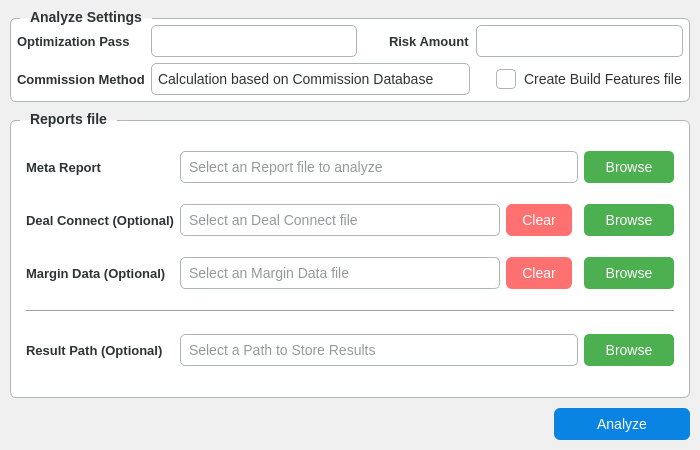
Before: the Qt Designer form source/ui/views/main_window.ui in CtrlAltDevelop/year_crossover_analytics, drawn with Qt 5.
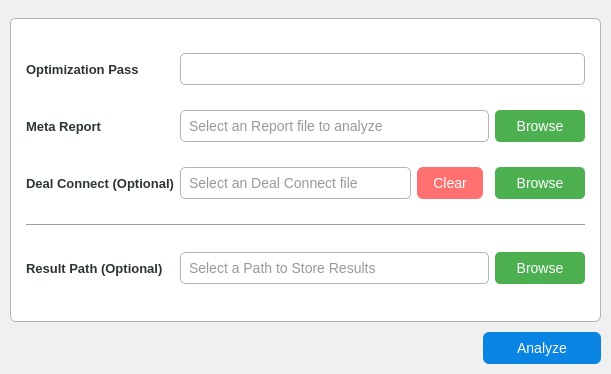
After: the same form once the commit is applied. Icons and pictures are not drawn.

The edit to the form file:
```diff
--- a/source/ui/views/main_window.ui
+++ b/source/ui/views/main_window.ui
@@ -9,14 +9,14 @@
    <rect>
     <x>0</x>
     <y>0</y>
-    <width>700</width>
-    <height>450</height>
+    <width>611</width>
+    <height>374</height>
    </rect>
   </property>
   <property name="minimumSize">
    <size>
-    <width>700</width>
-    <height>450</height>
+    <width>600</width>
+    <height>300</height>
    </size>
   </property>
   <property name="maximumSize">
@@ -273,7 +273,7 @@
        <number>0</number>
       </property>
       <widget class="QWidget" name="page">
-       <layout class="QVBoxLayout" name="verticalLayout" stretch="0,5,0,1">
+       <layout class="QVBoxLayout" name="verticalLayout" stretch="5,0,1">
         <property name="spacing">
          <number>0</number>
         </property>
@@ -289,163 +289,13 @@
         <property name="bottomMargin">
          <number>10</number>
         </property>
-        <item>
-         <widget class="QGroupBox" name="groupBox_2">
-          <property name="title">
-           <string>Analyze Settings</string>
-          </property>
-          <layout class="QGridLayout" name="gridLayout_2">
-           <property name="leftMargin">
-            <number>0</number>
-           </property>
-           <property name="topMargin">
-            <number>0</number>
-           </property>
-           <property name="rightMargin">
-            <number>0</number>
-           </property>
-           <property name="bottomMargin">
-            <number>0</number>
-           </property>
-           <item row="1" column="4">
-            <widget class="QCheckBox" name="checkBox">
-             <property name="styleSheet">
-              <string notr="true"/>
-             </property>
-             <property name="text">
-              <string>Create Build Features file</string>
-             </property>
-             <property name="checkable">
-              <bool>true</bool>
-             </property>
-             <property name="checked">
-              <bool>false</bool>
-             </property>
-             <property name="tristate">
-              <bool>false</bool>
-             </property>
-            </widget>
-           </item>
-           <item row="0" column="1">
-            <widget class="QLineEdit" name="lineEdit_5">
-             <property name="focusPolicy">
-              <enum>Qt::FocusPolicy::StrongFocus</enum>
-             </property>
-            </widget>
-           </item>
-           <item row="0" column="3">
-            <widget class="QLabel" name="label_6">
-             <property name="text">
-              <string>Risk Amount</string>
-             </property>
-            </widget>
-           </item>
-           <item row="1" column="1" colspan="3">
-            <widget class="QComboBox" name="comboBox">
-             <property name="styleSheet">
-              <string notr="true"/>
-             </property>
-             <item>
-              <property name="text">
-               <string>Calculation based on Commission Database</string>
-              </property>
-             </item>
-             <item>
-              <property name="text">
-               <string>Read from the ReportTester file</string>
-              </property>
-             </item>
-            </widget>
-           </item>
-           <item row="1" column="0">
-            <widget class="QLabel" name="label_7">
-             <property name="text">
-              <string>Commission Method</string>
-             </property>
-            </widget>
-           </item>
-           <item row="0" column="0">
-            <widget class="QLabel" name="label_4">
-             <property name="text">
-              <string>Optimization Pass</string>
-             </property>
-            </widget>
-           </item>
-           <item row="0" column="4">
-            <widget class="QLineEdit" name="lineEdit_6">
-             <property name="focusPolicy">
-              <enum>Qt::FocusPolicy::StrongFocus</enum>
-             </property>
-             <property name="cursorMoveStyle">
-              <enum>Qt::CursorMoveStyle::VisualMoveStyle</enum>
-             </property>
-            </widget>
-           </item>
-           <item row="0" column="2">
-            <spacer name="horizontalSpacer_3">
-             <property name="orientation">
-              <enum>Qt::Orientation::Horizontal</enum>
-             </property>
-             <property name="sizeType">
-              <enum>QSizePolicy::Policy::Maximum</enum>
-             </property>
-             <property name="sizeHint" stdset="0">
-              <size>
-               <width>20</width>
-               <height>20</height>
-              </size>
-             </property>
-            </spacer>
-           </item>
-          </layout>
-         </widget>
-        </item>
         <item>
          <widget class="QGroupBox" name="groupBox">
           <property name="title">
-           <string>Reports file</string>
+           <string/>
           </property>
-          <layout class="QGridLayout" name="gridLayout" rowstretch="0,0,0,0,0,0">
-           <item row="1" column="2">
-            <widget class="QLabel" name="label">
-             <property name="text">
-              <string>Meta Report</string>
-             </property>
-            </widget>
-           </item>
-           <item row="1" column="3" colspan="3">
-            <widget class="QLineEdit" name="lineEdit">
-             <property name="enabled">
-              <bool>true</bool>
-             </property>
-             <property name="focusPolicy">
-              <enum>Qt::FocusPolicy::NoFocus</enum>
-             </property>
-             <property name="inputMask">
-              <string/>
-             </property>
-             <property name="text">
-              <string/>
-             </property>
-             <property name="readOnly">
-              <bool>true</bool>
-             </property>
-             <property name="placeholderText">
-              <string>Select an Report file to analyze</string>
-             </property>
-             <property name="clearButtonEnabled">
-              <bool>false</bool>
-             </property>
-            </widget>
-           </item>
-           <item row="5" column="2">
-            <widget class="QLabel" name="label_5">
-             <property name="text">
-              <string>Result Path (Optional)</string>
-             </property>
-            </widget>
-           </item>
-           <item row="5" column="3" colspan="3">
+          <layout class="QGridLayout" name="gridLayout" rowstretch="0,0,0,0,0">
+           <item row="4" column="3" colspan="3">
             <widget class="QLineEdit" name="lineEdit_4">
              <property name="focusPolicy">
               <enum>Qt::FocusPolicy::NoFocus</enum>
@@ -458,61 +308,6 @@
              </property>
             </widget>
            </item>
-           <item row="3" column="6">
-            <widget class="QPushButton" name="pushButton_4">
-             <property name="focusPolicy">
-              <enum>Qt::FocusPolicy::NoFocus</enum>
-             </property>
-             <property name="text">
-              <string>Browse</string>
-             </property>
-            </widget>
-           </item>
-           <item row="3" column="3">
-            <widget class="QLineEdit" name="lineEdit_3">
-             <property name="enabled">
-              <bool>true</bool>
-             </property>
-             <property name="focusPolicy">
-              <enum>Qt::FocusPolicy::NoFocus</enum>
-             </property>
-             <property name="frame">
-              <bool>true</bool>
-             </property>
-             <property name="readOnly">
-              <bool>true</bool>
-             </property>
-             <property name="placeholderText">
-              <string>Select an Margin Data file</string>
-             </property>
-            </widget>
-           </item>
-           <item row="2" column="3">
-            <widget class="QLineEdit" name="lineEdit_2">
-             <property name="enabled">
-              <bool>true</bool>
-             </property>
-             <property name="focusPolicy">
-              <enum>Qt::FocusPolicy::NoFocus</enum>
-             </property>
-             <property name="readOnly">
-              <bool>true</bool>
-             </property>
-             <property name="placeholderText">
-              <string>Select an Deal Connect file</string>
-             </property>
-            </widget>
-           </item>
-           <item row="5" column="6">
-            <widget class="QPushButton" name="pushButton_7">
-             <property name="focusPolicy">
-              <enum>Qt::FocusPolicy::NoFocus</enum>
-             </property>
-             <property name="text">
-              <string>Browse</string>
-             </property>
-            </widget>
-           </item>
            <item row="2" column="2">
             <widget class="QLabel" name="label_3">
              <property name="text">
@@ -520,10 +315,39 @@
              </property>
             </widget>
            </item>
-           <item row="3" column="2">
-            <widget class="QLabel" name="label_2">
+           <item row="2" column="4">
+            <widget class="QPushButton" name="pushButton_8">
+             <property name="styleSheet">
+              <string notr="true">QPushButton {
+    background-color: #ff7070;
+    color: #ffffff;
+    border: none;
+    font-size: 14px;
+    font-family: &quot;Segoe UI&quot;, Arial, sans-serif;
+    border-radius: 6px;
+}
+
+QPushButton:hover {
+    background-color: #c40808;
+}
+
+QPushButton:pressed {
+    background-color: #9f0606;
+}
+
+QPushButton:focus {
+    border: 1px solid #ff7474;
+}</string>
+             </property>
              <property name="text">
-              <string>Margin Data (Optional)</string>
+              <string>Clear</string>
+             </property>
+            </widget>
+           </item>
+           <item row="4" column="2">
+            <widget class="QLabel" name="label_5">
+             <property name="text">
+              <string>Result Path (Optional)</string>
              </property>
             </widget>
            </item>
@@ -537,13 +361,45 @@
              </property>
             </widget>
            </item>
-           <item row="4" column="2" colspan="5">
+           <item row="3" column="2" colspan="5">
             <widget class="Line" name="line">
              <property name="orientation">
               <enum>Qt::Orientation::Horizontal</enum>
              </property>
             </widget>
            </item>
+           <item row="1" column="2">
+            <widget class="QLabel" name="label">
+             <property name="text">
+              <string>Meta Report</string>
+             </property>
+            </widget>
+           </item>
+           <item row="1" column="3" colspan="3">
+            <widget class="QLineEdit" name="lineEdit">
+             <property name="enabled">
+              <bool>true</bool>
+             </property>
+             <property name="focusPolicy">
+              <enum>Qt::FocusPolicy::NoFocus</enum>
+             </property>
+             <property name="inputMask">
+              <string/>
+             </property>
+             <property name="text">
+              <string/>
+             </property>
+             <property name="readOnly">
+              <bool>true</bool>
+             </property>
+             <property name="placeholderText">
+              <string>Select an Report file to analyze</string>
+             </property>
+             <property name="clearButtonEnabled">
+              <bool>false</bool>
+             </property>
+            </widget>
+           </item>
            <item row="1" column="6">
             <widget class="QPushButton" name="pushButton_2">
              <property name="sizePolicy">
@@ -572,61 +428,43 @@
              </property>
             </widget>
            </item>
-           <item row="3" column="4">
-            <widget class="QPushButton" name="pushButton_9">
-             <property name="styleSheet">
-              <string notr="true">QPushButton {
-    background-color: #ff7070;
-    color: #ffffff;
-    border: none;
-    font-size: 14px;
-    font-family: &quot;Segoe UI&quot;, Arial, sans-serif;
-    border-radius: 6px;
-}
-
-QPushButton:hover {
-    background-color: #c40808;
-}
-
-QPushButton:pressed {
-    background-color: #9f0606;
-}
-
-QPushButton:focus {
-    border: 1px solid #ff7474;
-}</string>
+           <item row="2" column="3">
+            <widget class="QLineEdit" name="lineEdit_2">
+             <property name="enabled">
+              <bool>true</bool>
              </property>
-             <property name="text">
-              <string>Clear</string>
+             <property name="focusPolicy">
+              <enum>Qt::FocusPolicy::NoFocus</enum>
              </property>
+             <property name="readOnly">
+              <bool>true</bool>
+             </property>
+             <property name="placeholderText">
+              <string>Select an Deal Connect file</string>
+             </property>
             </widget>
            </item>
-           <item row="2" column="4">
-            <widget class="QPushButton" name="pushButton_8">
-             <property name="styleSheet">
-              <string notr="true">QPushButton {
-    background-color: #ff7070;
-    color: #ffffff;
-    border: none;
-    font-size: 14px;
-    font-family: &quot;Segoe UI&quot;, Arial, sans-serif;
-    border-radius: 6px;
-}
-
-QPushButton:hover {
-    background-color: #c40808;
-}
-
-QPushButton:pressed {
-    background-color: #9f0606;
-}
-
-QPushButton:focus {
-    border: 1px solid #ff7474;
-}</string>
+           <item row="4" column="6">
+            <widget class="QPushButton" name="pushButton_7">
+             <property name="focusPolicy">
+              <enum>Qt::FocusPolicy::NoFocus</enum>
              </property>
              <property name="text">
-              <string>Clear</string>
+              <string>Browse</string>
+             </property>
+            </widget>
+           </item>
+           <item row="0" column="2">
+            <widget class="QLabel" name="label_4">
+             <property name="text">
+              <string>Optimization Pass</string>
+             </property>
+            </widget>
+           </item>
+           <item row="0" column="3" colspan="4">
+            <widget class="QLineEdit" name="lineEdit_5">
+             <property name="focusPolicy">
+              <enum>Qt::FocusPolicy::StrongFocus</enum>
              </property>
             </widget>
            </item>
```
Left out of the diff: 16 changed lines with no effect on the pictures.
